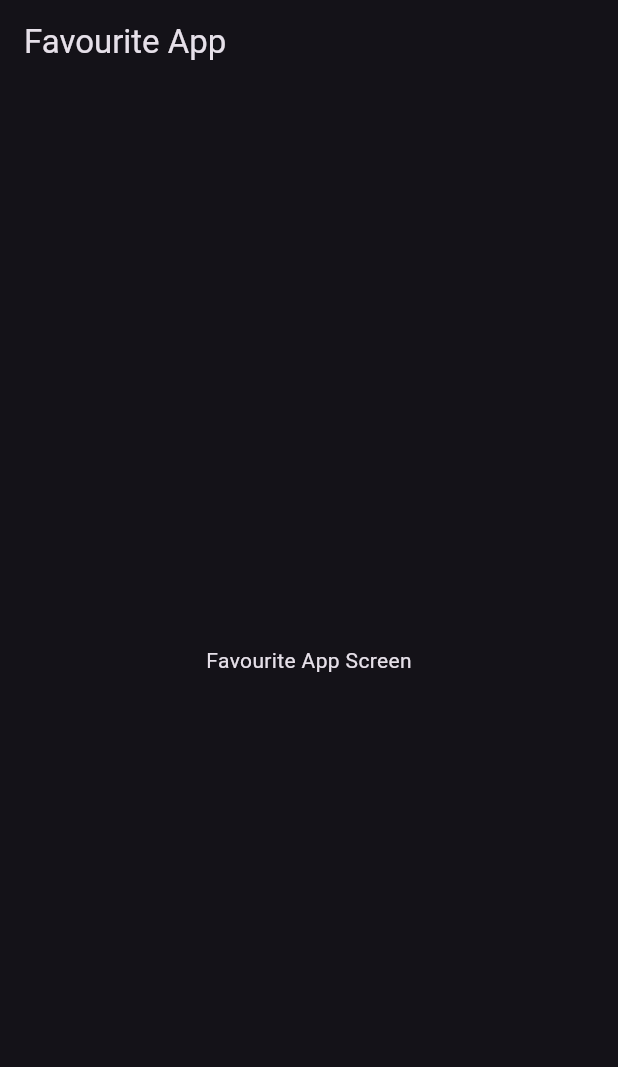
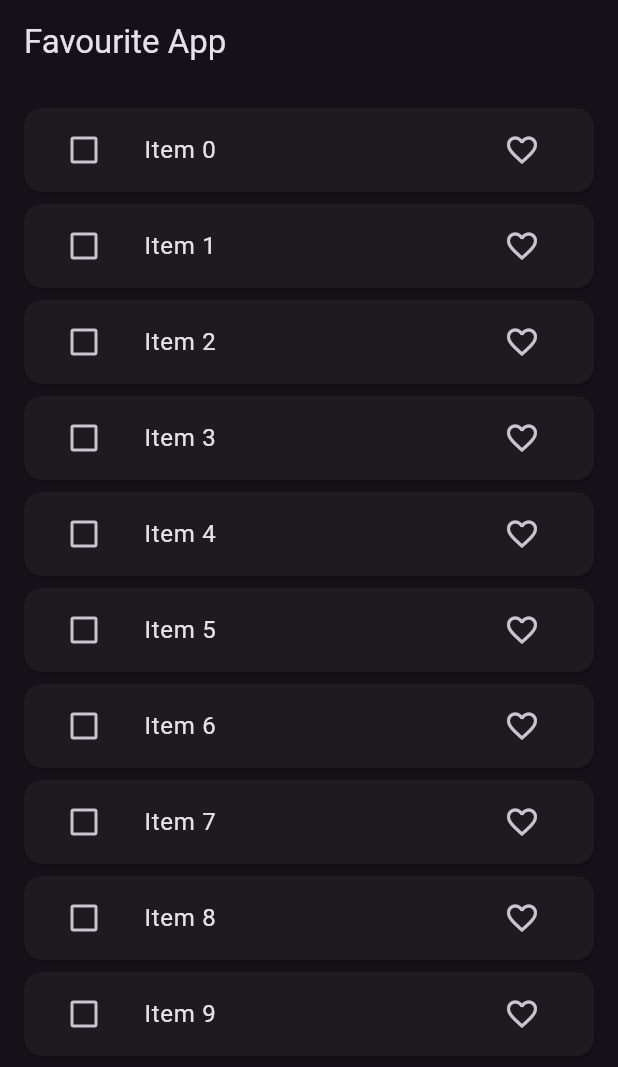
Before and after one commit to iNuman/FlutterBlocPlayground, a Flutter app: the screen it shows after launch, on a phone screen of 412 x 824 dp. Shown: the top 1067 px of the screen. Run offline on Flutter 3.47's test engine with Material 3 defaults, Android fonts, the light colour scheme and no system bars; our stand-ins replace bloc, equatable, flutter_bloc, image_picker.

Commit message:
Favourite App

```diff
--- /dev/null
+++ b/lib/bloc/favourite_app/favourite_app_bloc.dart
@@ -0,0 +1,67 @@
+import 'package:bloc/bloc.dart';
+import 'package:equatable/equatable.dart';
+import 'package:flutter_block/data/model/FavouriteItemModel.dart';
+import 'package:flutter_block/data/repository/FavouriteRepository.dart';
+
+part 'favourite_app_event.dart';
+
+part 'favourite_app_state.dart';
+
+class FavouriteAppBloc extends Bloc<FavouriteAppEvent, FavouriteAppState> {
+  List<FavouriteItemModel> favouriteList = [];
+  List<FavouriteItemModel> tempFavouriteList = [];
+  FavouriteRepository favouriteRepository;
+
+  FavouriteAppBloc(this.favouriteRepository) : super(const FavouriteAppState()) {
+    on<FetchFavouriteList>(fetchFavouriteList);
+    on<FavouriteItem>(_adFavouriteItem);
+    on<SelectItem>(_selectItem);
+    on<UnSelectItem>(_unSelectItem);
+    on<DeleteItem>(_deleteItem);
+  }
+
+  void fetchFavouriteList(FavouriteAppEvent events, Emitter<FavouriteAppState> emit) async {
+    favouriteList = await favouriteRepository.fetchItems();
+    emit(state.copyWith(favouriteList: List.from(favouriteList), listStatus: ListStatus.success));
+  }
+
+  void _selectItem(SelectItem events, Emitter<FavouriteAppState> emit) async {
+    tempFavouriteList.add(events.item);
+    emit(state.copyWith(tempFavouriteList: List.from(tempFavouriteList)));
+  }
+
+  void _unSelectItem(UnSelectItem events, Emitter<FavouriteAppState> emit) async {
+    tempFavouriteList.remove(events.item);
+    emit(state.copyWith(tempFavouriteList: List.from(tempFavouriteList)));
+  }
+
+  void _adFavouriteItem(FavouriteItem events, Emitter<FavouriteAppState> emit) async {
+
+    final personIndex = favouriteList.indexWhere((item) => item.id == events.item.id);
+    if(events.item.isFavourite){
+      if(tempFavouriteList.contains(favouriteList[personIndex])){
+        tempFavouriteList.remove(favouriteList[personIndex]);
+        tempFavouriteList.add(events.item);
+      }
+    }else {
+      if(tempFavouriteList.contains(favouriteList[personIndex])){
+        tempFavouriteList.remove(favouriteList[personIndex]);
+        tempFavouriteList.add(events.item);
+      }
+    }
+    favouriteList[personIndex] = events.item;
+    emit(state.copyWith(favouriteList: List.from(favouriteList), tempFavouriteList: List.from(tempFavouriteList)));
+  }
+
+  void _deleteItem(DeleteItem events, Emitter<FavouriteAppState> emit) async {
+    for (int i = 0; i < tempFavouriteList.length; i++) {
+      favouriteList.remove(tempFavouriteList[i]);
+    }
+
+    tempFavouriteList.clear();
+    emit(state.copyWith(
+      favouriteList: List.from(favouriteList),
+      tempFavouriteList: List.from(tempFavouriteList),
+    ));
+  }
+}
--- /dev/null
+++ b/lib/bloc/favourite_app/favourite_app_event.dart
@@ -0,0 +1,26 @@
+part of 'favourite_app_bloc.dart';
+
+abstract class FavouriteAppEvent extends Equatable {
+  const FavouriteAppEvent();
+  @override
+  List<Object?> get props => [];
+}
+
+class FetchFavouriteList extends FavouriteAppEvent {}
+
+class FavouriteItem extends FavouriteAppEvent {
+  final FavouriteItemModel item;
+  const FavouriteItem({required this.item});
+}
+
+class SelectItem extends FavouriteAppEvent {
+  FavouriteItemModel item;
+  SelectItem({required this.item});
+}
+
+class UnSelectItem extends FavouriteAppEvent {
+  FavouriteItemModel item;
+  UnSelectItem({required this.item});
+}
+
+class DeleteItem extends FavouriteAppEvent {}
--- /dev/null
+++ b/lib/bloc/favourite_app/favourite_app_state.dart
@@ -0,0 +1,23 @@
+part of 'favourite_app_bloc.dart';
+
+enum ListStatus { loading, success, failure }
+
+class FavouriteAppState extends Equatable {
+  final List<FavouriteItemModel> favouriteList;
+  final ListStatus listStatus;
+  final List<FavouriteItemModel> tempFavouriteList;
+
+  const FavouriteAppState(
+      {this.favouriteList = const [], this.tempFavouriteList = const [], this.listStatus = ListStatus.loading, });
+
+  FavouriteAppState copyWith(
+      {List<FavouriteItemModel>? favouriteList, List<FavouriteItemModel>? tempFavouriteList,  ListStatus? listStatus}) {
+    return FavouriteAppState(
+        favouriteList: favouriteList ?? this.favouriteList,
+        listStatus: listStatus ?? this.listStatus,
+        tempFavouriteList: tempFavouriteList ?? this.tempFavouriteList);
+  }
+
+  @override
+  List<Object?> get props => [favouriteList, tempFavouriteList, listStatus];
+}
--- a/lib/bloc/favourite_app/favourite_appk_bloc.dart
+++ /dev/null
@@ -1,13 +0,0 @@
-import 'package:bloc/bloc.dart';
-import 'package:equatable/equatable.dart';
-
-part 'favourite_appk_event.dart';
-part 'favourite_appk_state.dart';
-
-class FavouriteAppBloc extends Bloc<FavouriteAppEvent, FavouriteAppState> {
-  FavouriteAppBloc() : super(FavouriteAppInitial()) {
-    on<FavouriteAppEvent>((event, emit) {
-      // TODO: implement event handler
-    });
-  }
-}
--- a/lib/bloc/favourite_app/favourite_appk_event.dart
+++ /dev/null
@@ -1,5 +0,0 @@
-part of 'favourite_appk_bloc.dart';
-
-sealed class FavouriteAppEvent extends Equatable {
-  const FavouriteAppEvent();
-}
--- a/lib/bloc/favourite_app/favourite_appk_state.dart
+++ /dev/null
@@ -1,10 +0,0 @@
-part of 'favourite_appk_bloc.dart';
-
-sealed class FavouriteAppState extends Equatable {
-  const FavouriteAppState();
-}
-
-final class FavouriteAppInitial extends FavouriteAppState {
-  @override
-  List<Object> get props => [];
-}
--- /dev/null
+++ b/lib/data/model/FavouriteItemModel.dart
@@ -0,0 +1,28 @@
+import 'package:equatable/equatable.dart';
+
+class FavouriteItemModel extends Equatable{
+  final String id;
+  final String value;
+  final bool isDeleting;
+  final bool isFavourite;
+
+  const FavouriteItemModel({
+    required this.id,
+    required this.value,
+    this.isDeleting = false,
+    this.isFavourite = false,
+  });
+
+  FavouriteItemModel copyWith({String? id, String? value, bool? isDeleting,bool? isFavourite }) {
+    return FavouriteItemModel(
+      id: id ?? this.id,
+      value: value ?? this.value,
+      isDeleting: isDeleting ?? this.isDeleting,
+      isFavourite: isDeleting ?? this.isFavourite,
+    );
+  }
+
+  @override
+  // TODO: implement props
+  List<Object> get props => [id, value, isDeleting, isFavourite];
+}
--- /dev/null
+++ b/lib/data/repository/FavouriteRepository.dart
@@ -0,0 +1,21 @@
+import 'dart:async';
+import '../model/FavouriteItemModel.dart';
+
+class FavouriteRepository {
+
+  Future<List<FavouriteItemModel>> fetchItems() async {
+    await Future<void>.delayed(const Duration(seconds: 3));
+    return List.of(_generateItemsList(10));
+  }
+
+  List<FavouriteItemModel> _generateItemsList(int length) {
+    return List.generate(
+      length,
+          (index) => FavouriteItemModel(id: '$index', value: 'Item $index'),
+    );
+  }
+
+  Future<void> deleteItem(String id) async {
+    await Future<void>.delayed(const Duration(seconds: 2));
+  }
+}
--- a/lib/main.dart
+++ b/lib/main.dart
@@ -1,10 +1,11 @@
 import 'package:flutter/material.dart';
 import 'package:flutter_block/bloc/counter/counterk_bloc.dart';
 import 'package:flutter_bloc/flutter_bloc.dart';
-import 'package:flutter_block/bloc/favourite_app/favourite_appk_bloc.dart';
+import 'package:flutter_block/bloc/favourite_app/favourite_app_bloc.dart';
 import 'package:flutter_block/bloc/image_picker/image_picker_bloc.dart';
 import 'package:flutter_block/bloc/switch_block/switch_block.dart';
 import 'package:flutter_block/bloc/todo/todo_bloc.dart';
+import 'package:flutter_block/data/repository/FavouriteRepository.dart';
 import 'package:flutter_block/presentation/favourite_screen/favourite_screen.dart';
 import 'package:flutter_block/presentation/image_picker/image_picker_screen.dart';
 import 'package:flutter_block/presentation/todo_list_screen/todo_screen.dart';
@@ -35,7 +36,7 @@ class MyApp extends StatelessWidget {
           create: (context) => TodoBloc(),
         ),
         BlocProvider(
-          create: (context) => FavouriteAppBloc(),
+          create: (context) => FavouriteAppBloc(FavouriteRepository()),
         ),
       ],
       child: MaterialApp(
--- a/lib/presentation/favourite_screen/favourite_screen.dart
+++ b/lib/presentation/favourite_screen/favourite_screen.dart
@@ -1,7 +1,10 @@
 import 'package:flutter/cupertino.dart';
 import 'package:flutter/material.dart';
 import 'package:flutter_bloc/flutter_bloc.dart';
+import 'package:flutter_block/bloc/favourite_app/favourite_app_bloc.dart';
 import 'package:flutter_block/bloc/todo/todo_bloc.dart';
+import 'package:flutter_block/data/model/FavouriteItemModel.dart';
+import 'package:flutter_block/presentation/favourite_screen/widget/delete_button_widget.dart';
 
 class FavouriteScreen extends StatefulWidget {
   const FavouriteScreen({super.key});
@@ -12,12 +15,57 @@ class FavouriteScreen extends StatefulWidget {
 
 class _FavouriteScreenState extends State<FavouriteScreen> {
   @override
+  void initState() {
+    super.initState();
+    context.read<FavouriteAppBloc>().add(FetchFavouriteList());
+  }
+
+  @override
   Widget build(BuildContext context) {
     return Scaffold(
-      appBar: AppBar(title: const Text("Favourite App")),
-      body: const Center(
-        child: Text("Favourite App Screen"),
-      )
-    );
+        appBar: AppBar(title: const Text("Favourite App"), actions: const [DeleteButtonWidget()]),
+        body: Padding(
+          padding: const EdgeInsets.all(12.0),
+          child: BlocBuilder<FavouriteAppBloc, FavouriteAppState>(
+            builder: (context, state) {
+              switch (state.listStatus) {
+                case ListStatus.loading:
+                  return const Center(child: CircularProgressIndicator());
+                case ListStatus.success:
+                  return ListView.builder(
+                      itemCount: state.favouriteList.length,
+                      itemBuilder: (context, index) {
+                        final item = state.favouriteList[index];
+                        return Card(
+                          child: ListTile(
+                              leading: Checkbox(
+                                  value: state.tempFavouriteList.contains(item) ? true : false,
+                                  onChanged: (value) {
+                                    if (value!) {
+                                      context.read<FavouriteAppBloc>().add(SelectItem(item: item));
+                                    } else {
+                                      context.read<FavouriteAppBloc>().add(UnSelectItem(item: item));
+                                    }
+                                  }),
+                              title: Text(item.value),
+                              trailing: IconButton(
+                                onPressed: () {
+                                  context.read<FavouriteAppBloc>().add(FavouriteItem(
+                                      item: FavouriteItemModel(
+                                          id: item.id,
+                                          value: item.value,
+                                          isFavourite: item.isFavourite ? false : true)));
+                                },
+                                icon: Icon(
+                                    state.favouriteList[index].isFavourite ? Icons.favorite : Icons.favorite_outline),
+                              )),
+                        );
+                      });
+                case ListStatus.failure:
+                  return const Center(child: Text('Error'));
+              }
+            },
+          ),
+        ));
   }
 }
```
Also changed, not shown: lib/presentation/favourite_screen/widget/delete_button_widget.dart (added, +23 -0 lines).
